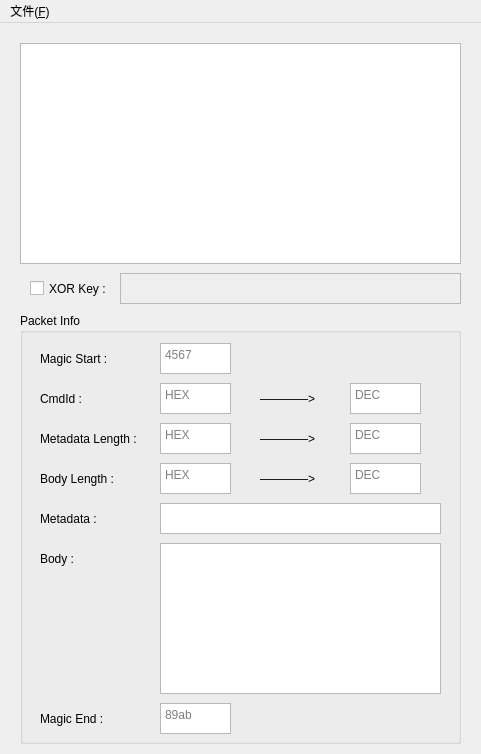
The window that ui/mainWindow.ui (MLChinoo/BocchiParser) describes before a commit, drawn with Qt 5.
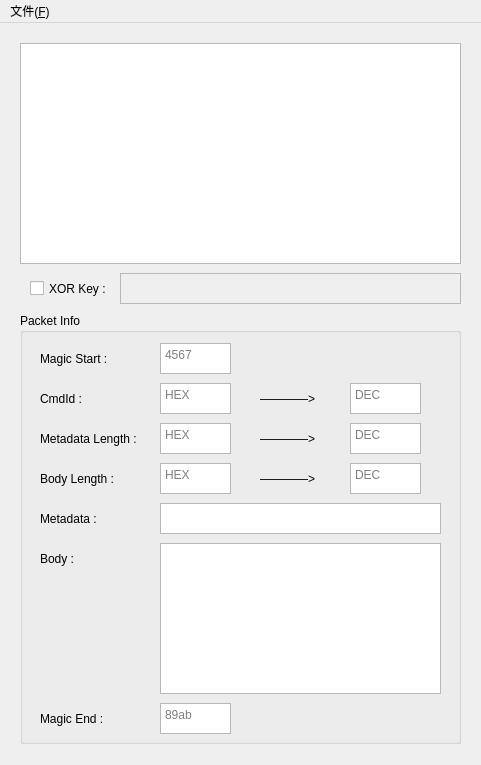
The same window after the commit.

Commit message: Support raw data from Wireshark

What changed in the file:
```diff
--- a/ui/mainWindow.ui
+++ b/ui/mainWindow.ui
@@ -7,7 +7,7 @@
     <x>0</x>
     <y>0</y>
     <width>481</width>
-    <height>754</height>
+    <height>765</height>
    </rect>
   </property>
   <property name="windowTitle">
```
Left out of the diff: 48 changed lines with no effect on the pictures. The commit also changes 2 other files.
